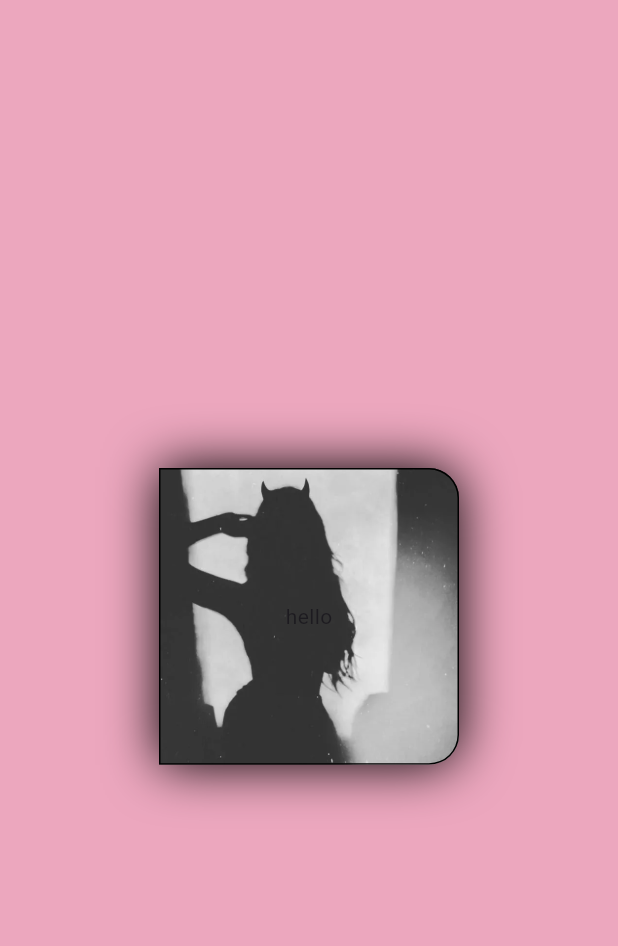
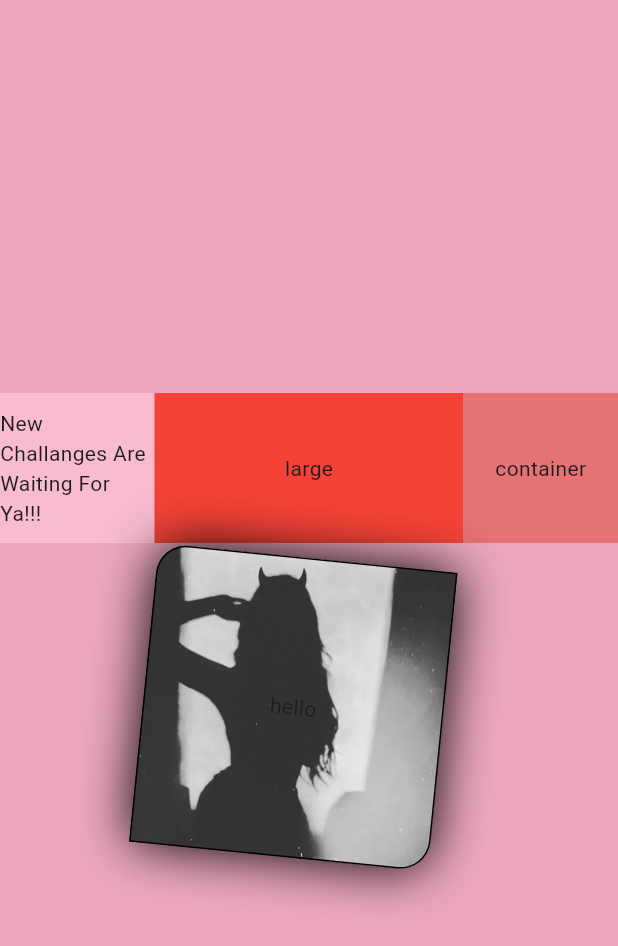
Before and after one commit to AbihaRiaz1703/first-Scar, a Flutter app: the Go screen opened directly, on a phone screen of 412 x 824 dp. Shown: the top 946 px of the screen. Run offline on Flutter 3.47's test engine with Material 3 defaults, Android fonts, the phone set to English and light mode, and no system bars.

Commit message:
test comment

```diff
--- a/lib/ok.dart
+++ b/lib/ok.dart
@@ -16,17 +16,48 @@ class _GoState extends State<Go> {
         mainAxisAlignment: MainAxisAlignment.center,
         crossAxisAlignment: CrossAxisAlignment.center,
         children: [
+          Row(
+            mainAxisAlignment: MainAxisAlignment.center,
+            crossAxisAlignment: CrossAxisAlignment.start,
+            children: [
+              Expanded(
+                flex: 1,
+                child: Container(
+                  height: 100,
+                  decoration: BoxDecoration(color: Colors.pink.shade100),
+                  child: const Center(
+                      child: Text('New Challanges Are Waiting For Ya!!!')),
+                ),
+              ),
+              Expanded(
+                flex: 2,
+                child: Container(
+                  height: 100,
+                  decoration: const BoxDecoration(color: Colors.red),
+                  child: const Center(child: Text('large')),
+                ),
+              ),
+              Expanded(
+                flex: 1,
+                child: Container(
+                  height: 100,
+                  decoration: BoxDecoration(color: Colors.red.shade300),
+                  child: const Center(child: Text('container')),
+                ),
+              ),
+            ],
+          ),
           Center(
             child: Container(
               height: 200,
               width: 200,
-              transform: Matrix4.rotationX(19),
+              transform: Matrix4.rotationZ(0.1),
               alignment: Alignment.bottomLeft,
               decoration: BoxDecoration(
                   color: const Color.fromARGB(255, 228, 127, 160),
                   borderRadius: const BorderRadius.only(
                     bottomRight: Radius.circular(20),
-                    topRight: Radius.circular(20),
+                    topLeft: Radius.circular(20),
                   ),
                   image: const DecorationImage(
                       fit: BoxFit.cover,
```
